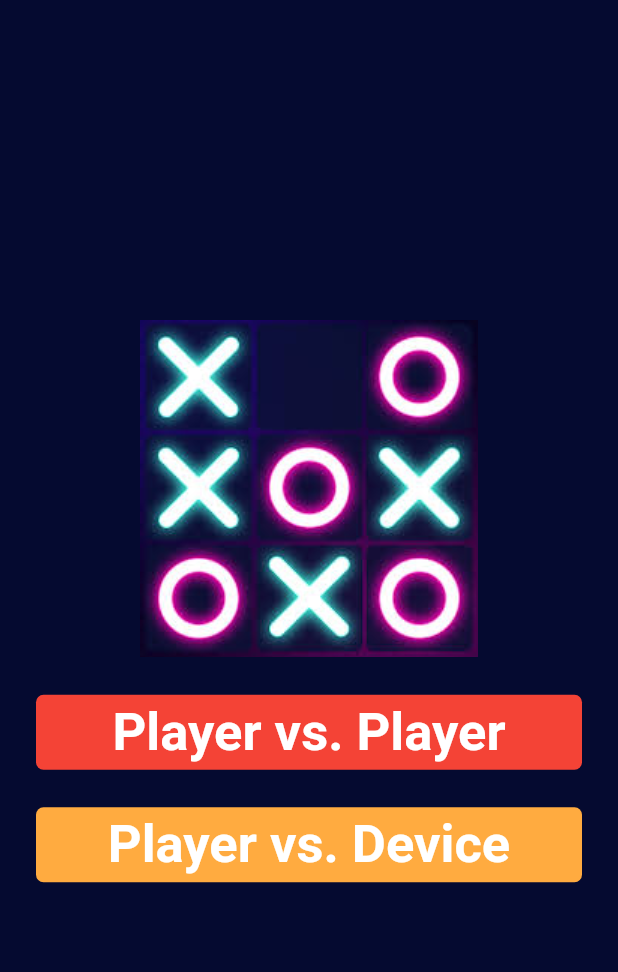
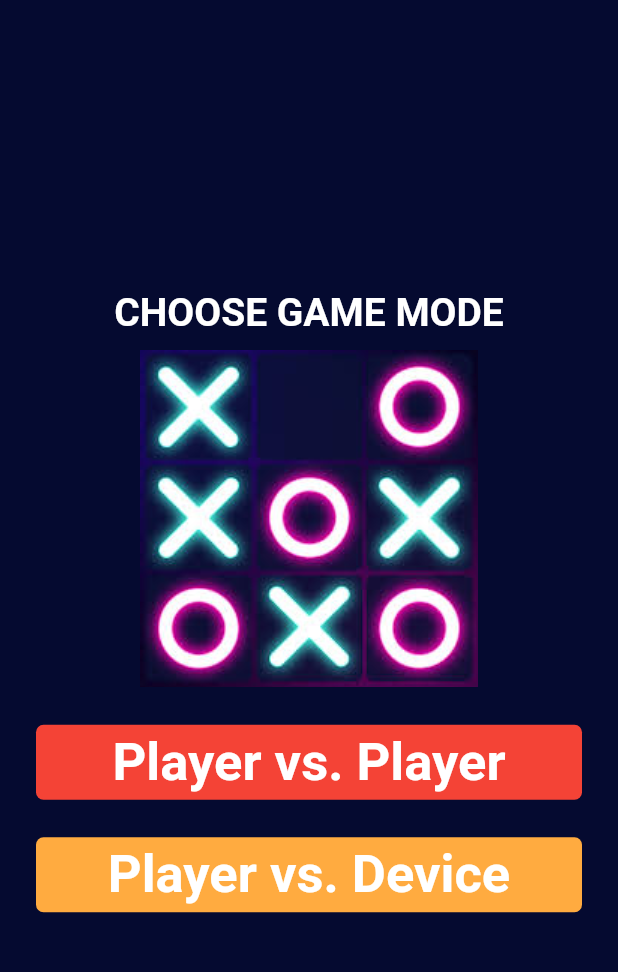
Before and after one commit to mahmoudnader150/tic_tac_toe_game, a Flutter app: the screen it shows after launch, on a phone screen of 412 x 824 dp, the part 59-1031 px from its top. Run offline on Flutter 3.47's test engine with Material 2 defaults, Android fonts, the phone set to English and light mode, and no system bars; our stand-ins replace flutter_bloc, fluttertoast, hexcolor.

Commit message:
initiate cubit and choose option screen

```diff
--- /dev/null
+++ b/lib/cubit.dart
@@ -0,0 +1,21 @@
+import 'package:flutter_bloc/flutter_bloc.dart';
+import 'package:tic_tac_toe/states.dart';
+
+class GameCubit extends Cubit<GameStates> {
+  GameCubit() :super(GameInitialState());
+  static GameCubit get(context) => BlocProvider.of(context);
+
+  List<List<int>> grid=[
+    [0,0,0],
+    [0,0,0],
+    [0,0,0]
+  ];
+
+  int PLAYER_ONE = 1;
+  int PLAYER_TWO = 2;
+
+
+
+
+
+}
--- a/lib/main.dart
+++ b/lib/main.dart
@@ -1,5 +1,9 @@
 import 'package:flutter/material.dart';
+import 'package:flutter/services.dart';
+import 'package:flutter_bloc/flutter_bloc.dart';
+import 'package:tic_tac_toe/cubit.dart';
 import 'package:tic_tac_toe/start_screen.dart';
+import 'package:tic_tac_toe/states.dart';
 
 void main() {
   runApp(const MyApp());
@@ -11,9 +15,22 @@ class MyApp extends StatelessWidget {
   // This widget is the root of your application.
   @override
   Widget build(BuildContext context) {
-    return MaterialApp(
-
-      home:  StartScreen(),
+    SystemChrome.setSystemUIOverlayStyle(SystemUiOverlayStyle(statusBarColor: Colors.transparent));
+    return MultiBlocProvider(
+      providers:[
+        BlocProvider(
+            create: (context)=>GameCubit()
+        )
+      ],
+      child: BlocConsumer<GameCubit,GameStates>(
+        listener: (context,state){},
+        builder: (context,state){
+          return MaterialApp(
+            debugShowCheckedModeBanner: false,
+            home:  StartScreen(),
+          );
+        },
+      ),
     );
   }
 }
--- a/lib/start_screen.dart
+++ b/lib/start_screen.dart
@@ -1,9 +1,16 @@
 import 'package:flutter/material.dart';
 import 'package:hexcolor/hexcolor.dart';
+import 'package:tic_tac_toe/choose_screen.dart';
+import 'package:tic_tac_toe/components.dart';
 
-class StartScreen extends StatelessWidget {
+class StartScreen extends StatefulWidget {
   const StartScreen({super.key});
 
+  @override
+  State<StartScreen> createState() => _StartScreenState();
+}
+
+class _StartScreenState extends State<StartScreen> {
   @override
   Widget build(BuildContext context) {
     return Scaffold(
@@ -25,13 +32,22 @@ class StartScreen extends StatelessWidget {
         child: Column(
           mainAxisAlignment: MainAxisAlignment.center,
           children: [
+            Text(
+                "CHOOSE GAME MODE",
+                style: TextStyle(
+                  color: Colors.white,
+                  fontWeight: FontWeight.bold,
+                  fontSize: 26
+                ),
+            ),
+            SizedBox(height: 10,),
             Image(
                 image:AssetImage("assets/xo.jpg"),
             ),
             SizedBox(height: 25,),
             InkWell(
               onTap: (){
-
+                navigateTo(context, ChooseScreen());
               },
               child: Container(
                 width: double.infinity,
--- /dev/null
+++ b/lib/states.dart
@@ -0,0 +1,3 @@
+abstract class GameStates{}
+
+class GameInitialState extends GameStates{}
```
Also changed, not shown: lib/choose_screen.dart (added, +26 -0 lines), lib/components.dart (+82 -0 lines).
